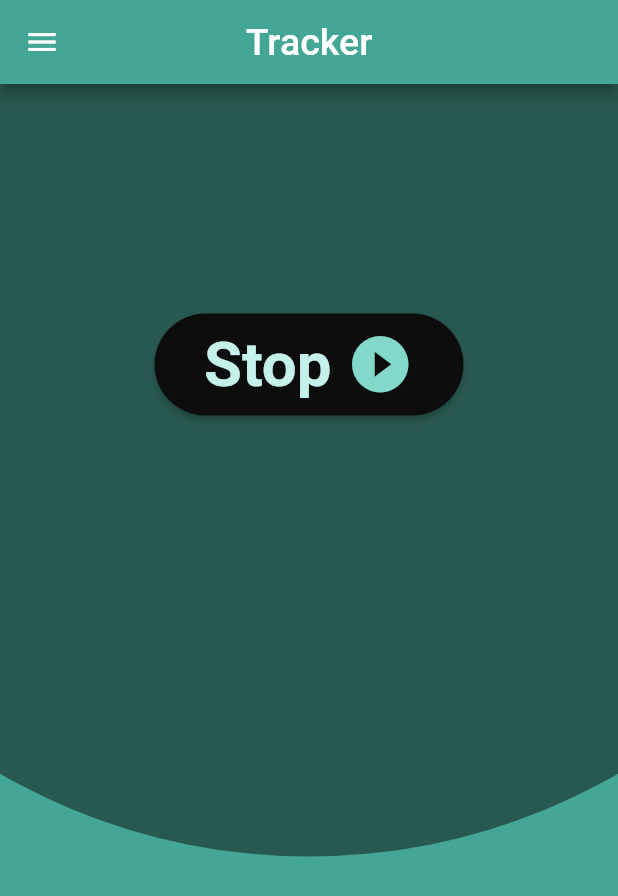
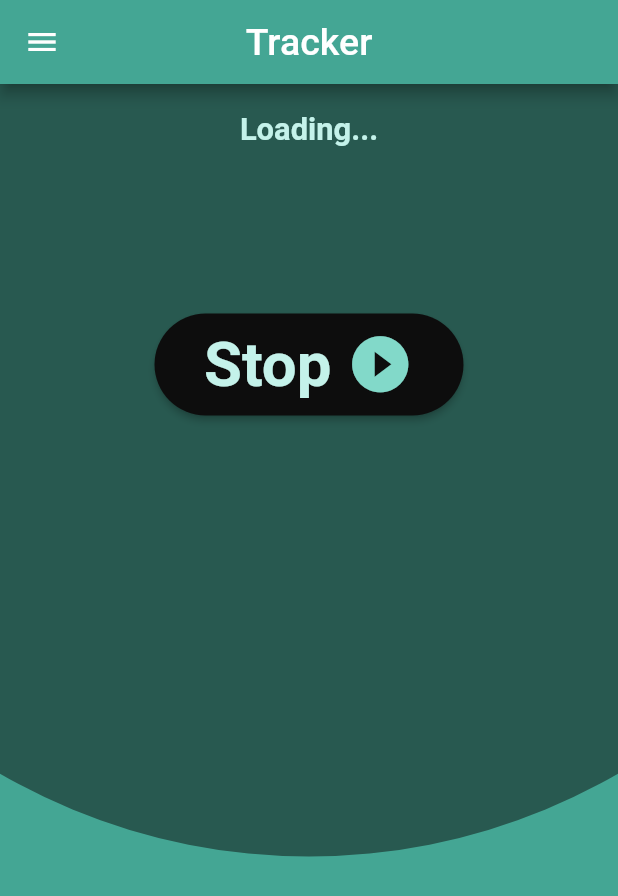
Before and after one commit to 4l3x4ndre/Too-Good-2-Go-Notifier, a Flutter app: the TimerPage screen opened directly, after a tap on "Start", on a phone screen of 412 x 824 dp. Shown: the top 896 px of the screen. Run offline on Flutter 3.47's test engine with Material 2 defaults, Android fonts, the phone set to English and light mode, and no system bars; our stand-ins replace flutter_datetime_picker, flutter_local_notifications, flutter_secure_storage, rxdart, shared_preferences; missing offline and left inert: global_configuration, workmanager; accounts and stored records are empty; network calls fail; Roboto replaces fonts that are missing (Montserrat).

Commit message:
v5 + no products UI warning + link to rate the app

```diff
--- a/lib/pages/login_page.dart
+++ b/lib/pages/login_page.dart
@@ -41,7 +41,7 @@ class _LoginPageState extends State<LoginPage> {
   }
 
   // Get textfields value
-  void setIdentifiers() {
+  void setIdentifiers() async {
     updateErrorText('');
     if (emailController != null &&
         emailController.text != null &&
@@ -69,7 +69,9 @@ class _LoginPageState extends State<LoginPage> {
 
   // Check if account's information is valid
   void verifyAccountInformation(login, password) async {
+    updateErrorText('Checking...');
     bool success = await Api().login();
+    updateErrorText('Result: ' + success.toString());
     if (success) {
       Navigator.pushAndRemoveUntil(
         context,
--- a/lib/pages/timer_page.dart
+++ b/lib/pages/timer_page.dart
@@ -61,6 +61,7 @@ class _TimerPageState extends State<TimerPage> {
     config.setConfig('timer_minutes', hours.toString());
     stopTimer();
     setState(() {
+      info = 'Loading...';
       timer = Timer.periodic(
           Duration(seconds: minutes * 60, minutes: hours * 60),
           (Timer t) => fetchAtEndOfTimer());
@@ -120,7 +121,8 @@ class _TimerPageState extends State<TimerPage> {
                 ),
                 title: Text('Rate the app'),
                 onTap: () {
-                  _launchURL('https://play.google.com/store');
+                  _launchURL(
+                      'https://play.google.com/store/apps/details?id=fr.amrani.alexandre.app.tgtg_tracker');
                 },
               ),
               ListTile(
@@ -221,7 +223,7 @@ class _TimerPageState extends State<TimerPage> {
               Padding(
                 padding: const EdgeInsets.all(8.0),
                 child: Text(
-                  info ?? 'Nothing yet.',
+                  info == '' || info == null ? 'Loading' : info,
                   style: TextStyle(
                       color: lightColor,
                       fontWeight: FontWeight.bold,
--- a/lib/watcher/api.dart
+++ b/lib/watcher/api.dart
@@ -92,7 +92,7 @@ class Api {
     final String sessionUserId = await getSession("session-userId");
 
     http.Response response = await http.post(
-      url + '/item/v4/',
+      url + '/item/v5/',
       headers: <String, String>{
         "Content-Type": "application/json",
         "Accept": "application/json",
@@ -122,7 +122,7 @@ class Api {
       return false;
     }
 
-    // Set user's information from GlobalConf plugin
+    // Set user's information from storage plugin
     config.setConfig('session-userId',
         loginjson["startup_data"]["user"]["user_id"].toString());
     config.setConfig('session-accessToken', loginjson['access_token']);
--- a/lib/watcher/config.dart
+++ b/lib/watcher/config.dart
@@ -5,34 +5,48 @@
 
 import 'package:global_configuration/global_configuration.dart';
 import 'package:flutter_secure_storage/flutter_secure_storage.dart';
+import 'package:shared_preferences/shared_preferences.dart';
 
 class Config {
-  getValue(key) async {
-    String value = '';
+  Future<String> getValue(key) async {
+    SharedPreferences prefs = await SharedPreferences.getInstance();
+    String value = prefs.getString(key) ?? '';
+    return value;
+    // String value = '';
+    // final storage = new FlutterSecureStorage();
+    // value = await storage.read(key: key);
+    // return value;
 
-    // Check if the value needed is one from the Flutter Secure Storage plugin
-    if (key == "email" ||
-        key == "password" ||
-        key == "timer_seconds" ||
-        key == "timer_minutes") {
-      final storage = new FlutterSecureStorage();
-      value = await storage.read(key: key);
-    } else {
-      value = GlobalConfiguration().getString(key);
-    }
-    return value;
+    // // Check if the value needed is one from the Flutter Secure Storage plugin
+    // if (key == "email" ||
+    //     key == "password" ||
+    //     key == "timer_seconds" ||
+    //     key == "timer_minutes") {
+    //   final storage = new FlutterSecureStorage();
+    //   value = await storage.read(key: key);
+    // } else {
+    //   value = GlobalConfiguration().getString(key);
+    // }
+    // return value;
   }
 
-  setConfig(key, value) async {
-    GlobalConfiguration().updateValue(key, value);
+  Future<bool> setConfig(key, value) async {
+    SharedPreferences prefs = await SharedPreferences.getInstance();
+    prefs.setString(key, value);
+    return true;
 
-    // Check if the value needed is one from the Flutter Secure Storage plugin
-    if (key == "email" ||
-        key == "password" ||
-        key == "timer_seconds" ||
-        key == "timer_minutes") {
-      final storage = new FlutterSecureStorage();
-      await storage.write(key: key, value: value);
-    }
+    // final storage = new FlutterSecureStorage();
+    // await storage.write(key: key, value: value);
+
+    // GlobalConfiguration().updateValue(key, value);
+
+    // // Check if the value needed is one from the Flutter Secure Storage plugin
+    // if (key == "email" ||
+    //     key == "password" ||
+    //     key == "timer_seconds" ||
+    //     key == "timer_minutes") {
+    //   final storage = new FlutterSecureStorage();
+    //   await storage.write(key: key, value: value);
+    // }
   }
 }
--- a/pubspec.yaml
+++ b/pubspec.yaml
@@ -15,7 +15,7 @@ publish_to: 'none' # Remove this line if you wish to publish to pub.dev
 # In iOS, build-name is used as CFBundleShortVersionString while build-number used as CFBundleVersion.
 # Read more about iOS versioning at
 # https://developer.apple.com/library/archive/documentation/General/Reference/InfoPlistKeyReference/Articles/CoreFoundationKeys.html
-version: 1.0.0+1
+version: 1.0.0+4
 
 environment:
   sdk: ">=2.7.0 <3.0.0"
```
Also changed, not shown: lib/watcher/notifier.dart (+4 -4 lines), assets/images/toogoodtogologo.png, pubspec.lock, 9 other files.
